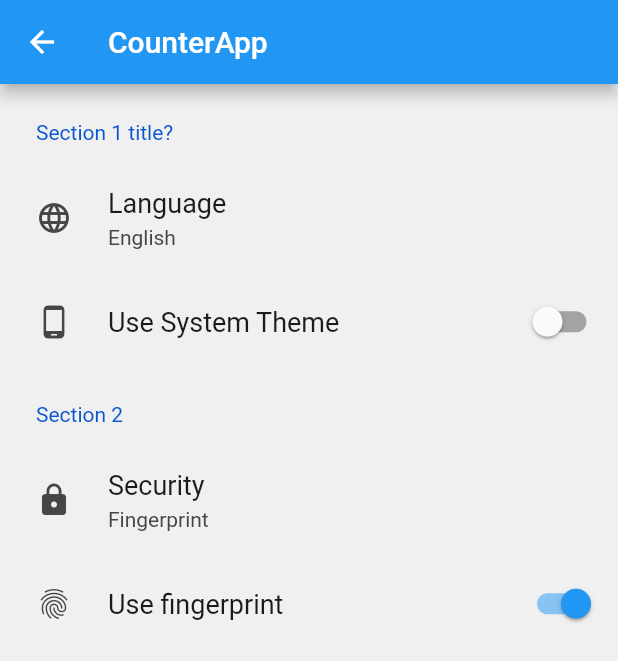
After one commit to JeukHwang/flutter, a Flutter app: the SettingsApp screen opened by its route, on a phone screen of 412 x 824 dp. The commit adds this screen. Shown: the top 661 px of the screen. Run offline on Flutter 3.47's test engine with Material 2 defaults, Android fonts, the phone set to English and light mode, and no system bars; drawn by our look-alikes of settings_ui.

Commit message:
Add settings.dart

```diff
--- a/lib/main.dart
+++ b/lib/main.dart
@@ -1,5 +1,6 @@
 import 'package:flutter/material.dart';
 import 'package:flutter_todo_app/counter.dart';
+import 'package:flutter_todo_app/settings.dart';
 import 'package:flutter_todo_app/todo.dart';
 
 void main() {
@@ -12,6 +13,7 @@ class MainApp extends StatelessWidget {
             '/': (context) => const IndexApp(),
             '/todo': (context) => const TodoApp(),
             '/counter': (context) => const CounterApp(),
+            '/settings': (context) => const SettingsApp(),
           };
 
   const MainApp({super.key});
--- /dev/null
+++ b/lib/settings.dart
@@ -0,0 +1,73 @@
+import 'package:flutter/material.dart';
+import 'package:settings_ui/settings_ui.dart';
+
+// Reference: https://medium.com/nerd-for-tech/settings-ui-with-ease-in-flutter-74c3a425fc99
+class SettingsApp extends StatelessWidget {
+  const SettingsApp({super.key});
+
+  @override
+  Widget build(BuildContext context) {
+    return const Scaffold(
+        body: Center(
+      child: SettingsPage(),
+    ));
+  }
+}
+
+class SettingsPage extends StatefulWidget {
+  const SettingsPage({super.key});
+
+  @override
+  SettingsPageState createState() => SettingsPageState();
+}
+
+class SettingsPageState extends State<SettingsPage> {
+  bool isSwitched = false;
+
+  @override
+  Widget build(BuildContext context) {
+    return Scaffold(
+        appBar: AppBar(
+          title: const Text("CounterApp"),
+        ),
+        body: SettingsList(sections: [
+          SettingsSection(
+            margin: const EdgeInsetsDirectional.all(20.0),
+            title: const Text('Section 1 title?'),
+            tiles: [
+              SettingsTile(
+                title: const Text('Language'),
+                description: const Text("English"),
+                leading: const Icon(Icons.language),
+                onPressed: (BuildContext context) {},
+              ),
+              SettingsTile.switchTile(
+                  leading: const Icon(Icons.phone_android),
+                  initialValue: isSwitched,
+                  onToggle: (value) {
+                    setState(() {
+                      isSwitched = value;
+                    });
+                  },
+                  title: const Text("Use System Theme"))
+            ],
+          ),
+          SettingsSection(
+              margin: const EdgeInsetsDirectional.all(20.0),
+              title: const Text("Section 2"),
+              tiles: [
+                SettingsTile(
+                  title: const Text("Security"),
+                  description: const Text("Fingerprint"),
+                  leading: const Icon(Icons.lock),
+                  onPressed: (BuildContext context) {},
+                ),
+                SettingsTile.switchTile(
+                    initialValue: true,
+                    onToggle: (value) {},
+                    leading: const Icon(Icons.fingerprint),
+                    title: const Text("Use fingerprint"))
+              ]),
+        ]));
+  }
+}
```
